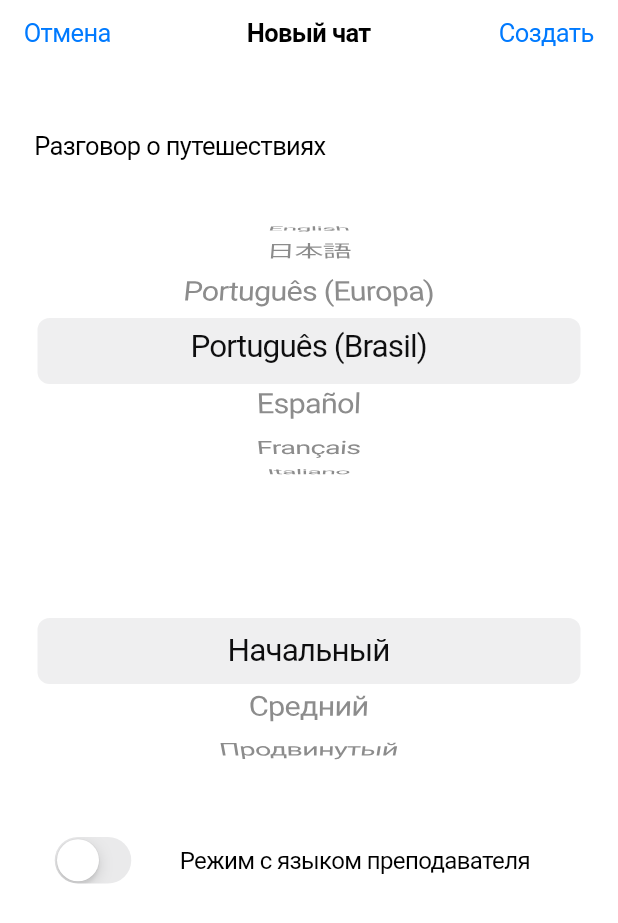
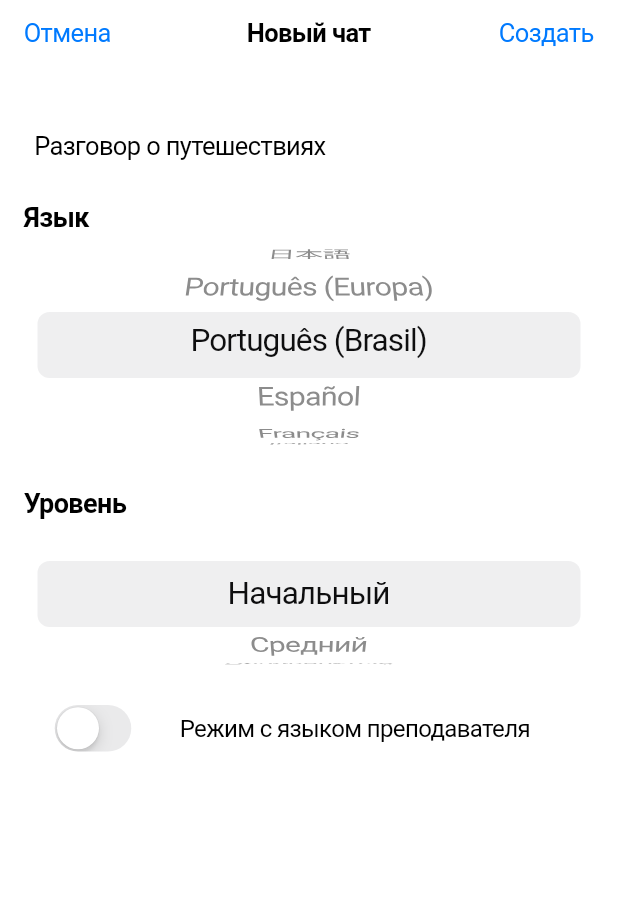
Before and after one commit to RuslanTsitser/repeat_tutor, a Flutter app: the CreateChatScreen screen opened by its route, scrolled down 2880 dp, on a phone screen of 412 x 824 dp. Shown: the top 923 px of the screen. Run offline on Flutter 3.47's test engine with Material 3 defaults, Android fonts, the light colour scheme and no system bars; our stand-ins replace auto_route, dio, drift, equatable, flutter_riverpod, package_info_plus and 3 more; missing offline and left inert: ab_test_service, apphud, flutter_webrtc, sqlite3; accounts and stored records are empty; generated files the repository leaves out were written again.

Commit message:
refactor(chat): update create chat screen state management and layout
- Changed createChatEntityProvider to use StateProvider instead of StateProvider.autoDispose for improved state management.
- Refactored state updates for topic, language, and teacher language selections to utilize the notifier pattern for better performance.
- Added labels for language and level selection to enhance user interface clarity.
- Adjusted layout heights for pickers to optimize screen space and user experience.

```diff
--- a/lib/presentation/screens/create_chat_screen.dart
+++ b/lib/presentation/screens/create_chat_screen.dart
@@ -33,7 +33,7 @@ class CreateChatEntity {
   }
 }
 
-final createChatEntityProvider = StateProvider.autoDispose((ref) {
+final createChatEntityProvider = StateProvider((ref) {
   return const CreateChatEntity(
     language: SessionLanguage.english,
     level: SessionDifficultyLevel.beginner,
@@ -49,6 +49,7 @@ class CreateChatScreen extends ConsumerWidget {
   @override
   Widget build(BuildContext context, WidgetRef ref) {
     final entity = ref.watch(createChatEntityProvider);
+
     return CupertinoPageScaffold(
       navigationBar: CupertinoNavigationBar(
         middle: const Text('Новый чат'),
@@ -74,7 +75,10 @@ class CreateChatScreen extends ConsumerWidget {
                 placeholder: 'Разговор о путешествиях',
                 padding: EdgeInsets.zero,
                 onChanged: (value) =>
-                    ref.read(createChatEntityProvider).copyWith(topic: value),
+                    ref.read(createChatEntityProvider.notifier).state = ref
+                        .read(createChatEntityProvider.notifier)
+                        .state
+                        .copyWith(topic: value),
                 validator: (value) {
                   if (value == null || value.trim().isEmpty) {
                     return 'Тема обязательна';
@@ -83,14 +87,23 @@ class CreateChatScreen extends ConsumerWidget {
                 },
               ),
               const SizedBox(height: 20),
+              const Text(
+                'Язык',
+                style: TextStyle(
+                  fontSize: 18,
+                  fontWeight: FontWeight.bold,
+                ),
+              ),
               SizedBox(
-                height: 200,
+                height: 150,
                 child: CupertinoPicker(
                   looping: true,
                   itemExtent: 44,
-                  onSelectedItemChanged: (index) => ref
-                      .read(createChatEntityProvider)
-                      .copyWith(language: SessionLanguage.values[index]),
+                  onSelectedItemChanged: (index) =>
+                      ref.read(createChatEntityProvider.notifier).state = ref
+                          .read(createChatEntityProvider.notifier)
+                          .state
+                          .copyWith(language: SessionLanguage.values[index]),
                   children: SessionLanguage.values.map((language) {
                     return Center(
                       child: Text(language.localizedName),
@@ -98,8 +111,16 @@ class CreateChatScreen extends ConsumerWidget {
                   }).toList(),
                 ),
               ),
+              const SizedBox(height: 20),
+              const Text(
+                'Уровень',
+                style: TextStyle(
+                  fontSize: 18,
+                  fontWeight: FontWeight.bold,
+                ),
+              ),
               SizedBox(
-                height: 200,
+                height: 100,
                 child: CupertinoPicker(
                   itemExtent: 44,
                   onSelectedItemChanged: (index) => ref
@@ -124,14 +145,20 @@ class CreateChatScreen extends ConsumerWidget {
                         if (value) {
                           // Включаем режим с языком преподавателя, выбираем первый язык по умолчанию
                           ref
-                              .read(createChatEntityProvider)
+                              .read(createChatEntityProvider.notifier)
+                              .state = ref
+                              .read(createChatEntityProvider.notifier)
+                              .state
                               .copyWith(
                                 teacherLanguage: SessionLanguage.english,
                               );
                         } else {
                           // Выключаем режим
                           ref
-                              .read(createChatEntityProvider)
+                              .read(createChatEntityProvider.notifier)
+                              .state = ref
+                              .read(createChatEntityProvider.notifier)
+                              .state
                               .copyWith(teacherLanguage: null);
                         }
                       },
@@ -169,11 +196,13 @@ class CreateChatScreen extends ConsumerWidget {
                         entity.teacherLanguage!,
                       ),
                     ),
-                    onSelectedItemChanged: (index) => ref
-                        .read(createChatEntityProvider)
-                        .copyWith(
-                          teacherLanguage: SessionLanguage.values[index],
-                        ),
+                    onSelectedItemChanged: (index) =>
+                        ref.read(createChatEntityProvider.notifier).state = ref
+                            .read(createChatEntityProvider.notifier)
+                            .state
+                            .copyWith(
+                              teacherLanguage: SessionLanguage.values[index],
+                            ),
                     children: SessionLanguage.values.map((language) {
                       return Center(
                         child: Text(language.localizedName),
```
